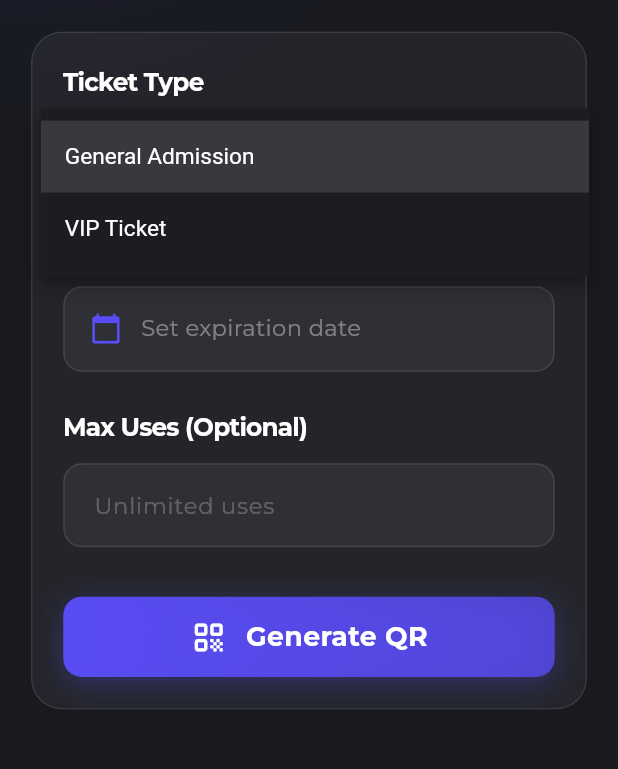
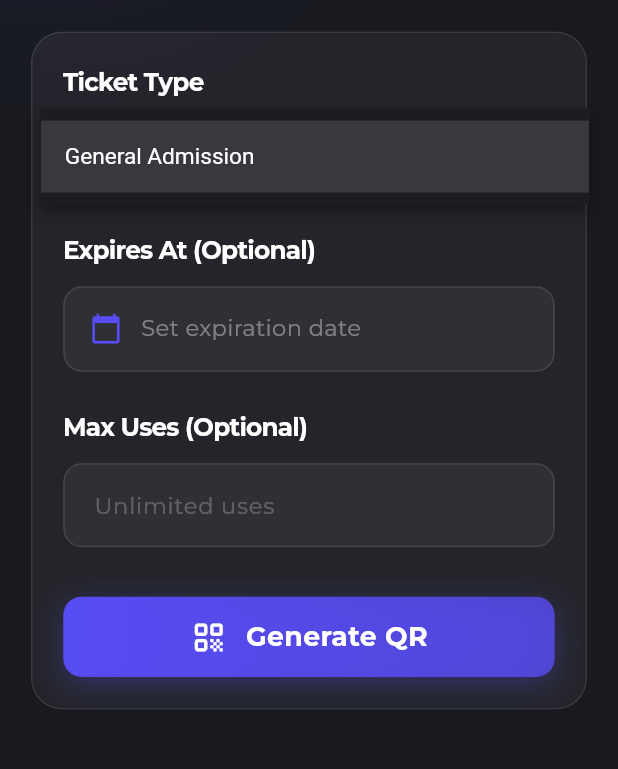
Before and after one commit to usamarazzaq492/event_app, a Flutter app: the GeneratePaymentQrScreen screen opened directly with empty values, after a tap on "General Admission", on a phone screen of 412 x 824 dp, the part 212-981 px from its top. Run offline on Flutter 3.47's test engine with Material 3 defaults, Android fonts, the phone set to English and light mode, and no system bars; our stand-ins replace app_links, cached_network_image, font_awesome_flutter, geocoding, geolocator, get and 12 more; missing offline and left inert: media_store_plus, mobile_scanner; accounts and stored records are empty; network calls fail.

Commit message:
Update ticket tiers, payment QR flow, refresh bug fixes, and bugfixes

```diff
--- a/event_app-main/lib/MVVM/View/CreateAd/all_ads_screen.dart
+++ b/event_app-main/lib/MVVM/View/CreateAd/all_ads_screen.dart
@@ -27,8 +27,8 @@ class _AllAdsScreenState extends State<AllAdsScreen> with RefreshOnNavigation {
   final authViewModel = Get.put(AuthViewModel());
 
   @override
-  void refreshData() {
-    adVM.fetchAds();
+  Future<void> refreshData() async {
+    await adVM.fetchAds();
   }
 
   @override
--- a/event_app-main/lib/MVVM/View/PaymentQr/generate_payment_qr_screen.dart
+++ b/event_app-main/lib/MVVM/View/PaymentQr/generate_payment_qr_screen.dart
@@ -2,6 +2,7 @@ import 'dart:convert';
 import 'dart:ui' as ui;
 import 'dart:ui';
 import 'package:event_app/Services/payment_qr_service.dart';
+import 'package:event_app/Services/event_service.dart' as event_service;
 import 'package:event_app/app/config/app_colors.dart';
 import 'package:event_app/app/config/app_text_style.dart';
 import 'package:event_app/utils/haptic_utils.dart';
@@ -31,12 +32,14 @@ class _GeneratePaymentQrScreenState extends State<GeneratePaymentQrScreen> {
   final TextEditingController _expiresAtController = TextEditingController();
   final TextEditingController _maxUsesController = TextEditingController();
 
-  String? _selectedTicketType = 'general';
+  String? _selectedTicketType;
   DateTime? _selectedExpiresAt;
   int? _maxUses;
   bool _isGenerating = false;
   bool _isLoadingQrCodes = false;
+  bool _isLoadingTiers = false;
   List<dynamic> _existingQrCodes = [];
+  List<dynamic> _ticketTiers = [];
   Map<String, dynamic>? _newQrData;
   String? _errorMessage;
   String? _successMessage;
@@ -45,6 +48,7 @@ class _GeneratePaymentQrScreenState extends State<GeneratePaymentQrScreen> {
   void initState() {
     super.initState();
     _loadExistingQrCodes();
+    _loadTicketTiers();
   }
 
   @override
@@ -254,6 +258,13 @@ class _GeneratePaymentQrScreenState extends State<GeneratePaymentQrScreen> {
   }
 
   Widget _buildDropdown() {
+    if (_isLoadingTiers) {
+      return const Padding(
+        padding: EdgeInsets.symmetric(vertical: 20),
+        child: Center(child: CircularProgressIndicator()),
+      );
+    }
+
     return Container(
       decoration: BoxDecoration(
         color: Colors.white.withValues(alpha: 0.05),
@@ -269,11 +280,14 @@ class _GeneratePaymentQrScreenState extends State<GeneratePaymentQrScreen> {
           border: InputBorder.none,
         ),
         style: TextStyle(color: Colors.white, fontSize: 11.sp),
-        items: const [
-          DropdownMenuItem(value: 'general', child: Text('General Admission')),
-          DropdownMenuItem(value: 'vip', child: Text('VIP Ticket')),
-        ],
+        items: _ticketTiers.map((tier) {
+          return DropdownMenuItem<String>(
+            value: tier['tierId'].toString(),
+            child: Text(tier['tierName']),
+          );
+        }).toList(),
         onChanged: (value) => setState(() => _selectedTicketType = value),
+        hint: const Text('Select a ticket tier', style: TextStyle(color: Colors.white38)),
       ),
     );
   }
@@ -447,6 +461,41 @@ class _GeneratePaymentQrScreenState extends State<GeneratePaymentQrScreen> {
     }
   }
 
+  Future<void> _loadTicketTiers() async {
+    setState(() {
+      _isLoadingTiers = true;
+    });
+    try {
+      final eventServiceInstance = event_service.EventService();
+      final tiers = await eventServiceInstance.fetchEventTiers(widget.eventId);
+      setState(() {
+        if (tiers.isNotEmpty) {
+          _ticketTiers = tiers.map((t) => {
+            'tierId': t.tierId,
+            'tierName': '${t.tierName} (\$${t.price})'
+          }).toList();
+        } else {
+          _ticketTiers = [
+            {'tierId': -1, 'tierName': 'General Admission'}
+          ];
+        }
+        if (_ticketTiers.isNotEmpty) {
+          _selectedTicketType = _ticketTiers.first['tierId'].toString();
+        }
+        _isLoadingTiers = false;
+      });
+    } catch (e) {
+      debugPrint('Error loading ticket tiers: $e');
+      setState(() {
+        _ticketTiers = [
+          {'tierId': -1, 'tierName': 'General Admission'}
+        ];
+        _selectedTicketType = '-1';
+        _isLoadingTiers = false;
+      });
+    }
+  }
+
   Widget _buildHeader() {
     return ClipRRect(
       child: BackdropFilter(
@@ -550,7 +599,7 @@ class _GeneratePaymentQrScreenState extends State<GeneratePaymentQrScreen> {
                 _buildTicketTypeBadge(qrData['ticketType']),
                 SizedBox(height: 1.5.h),
                 Text(
-                  'USD ${qrData['price'].toStringAsFixed(2)}',
+                  'USD ${double.parse(qrData['price'].toString()).toStringAsFixed(2)}',
                   style: TextStyle(
                     fontSize: 16.sp,
                     color: Colors.black,
@@ -658,7 +707,7 @@ class _GeneratePaymentQrScreenState extends State<GeneratePaymentQrScreen> {
     }
 
     final qrString = qrDataMap['web'] ?? (qrDataMap['app'] ?? qrCodeData);
-    final ticketType = qr['ticketType'] ?? 'general';
+    final ticketType = qrDataMap['ticketType'] ?? qr['ticketType'] ?? 'general';
     final currentUses = qr['currentUses'] ?? 0;
     final maxUses = qr['maxUses'];
     final expiresAt = qr['expiresAt'];
@@ -783,7 +832,7 @@ class _GeneratePaymentQrScreenState extends State<GeneratePaymentQrScreen> {
 
       final response = await _qrService.generatePaymentQr(
         eventId: widget.eventId,
-        ticketType: _selectedTicketType!,
+        tierId: _selectedTicketType!,
         expiresAt: expiresAtString,
         maxUses: _maxUses,
       );
--- a/event_app-main/lib/MVVM/View/ProfileScreen/profile_screen.dart
+++ b/event_app-main/lib/MVVM/View/ProfileScreen/profile_screen.dart
@@ -55,10 +55,10 @@ class _ProfileScreenState extends State<ProfileScreen>
   AuthViewModel get authViewModel => Get.put(AuthViewModel());
 
   @override
-  void refreshData() {
+  Future<void> refreshData() async {
     if (mounted && authViewModel.isLoggedIn.value) {
-      controller.fetchUserProfile();
-      adVM.fetchAds();
+      await controller.fetchUserProfile();
+      await adVM.fetchAds();
     }
   }
 
--- a/event_app-main/lib/MVVM/View/ProfileScreen/public_profile_screen.dart
+++ b/event_app-main/lib/MVVM/View/ProfileScreen/public_profile_screen.dart
@@ -52,8 +52,8 @@ class _PublicProfileScreenState extends State<PublicProfileScreen>
   ];
 
   @override
-  void refreshData() {
-    loadProfile();
+  Future<void> refreshData() async {
+    await loadProfile();
   }
 
   Future<void> loadProfile() async {
--- a/event_app-main/lib/MVVM/View/Promotion/select_event_to_promote_screen.dart
+++ b/event_app-main/lib/MVVM/View/Promotion/select_event_to_promote_screen.dart
@@ -28,8 +28,8 @@ class _SelectEventToPromoteScreenState extends State<SelectEventToPromoteScreen>
   Timer? _timer;
 
   @override
-  void refreshData() {
-    eventController.getMyEvents();
+  Future<void> refreshData() async {
+    await eventController.getMyEvents();
   }
 
   @override
--- a/event_app-main/lib/MVVM/View/exploreevent/create_event.dart
+++ b/event_app-main/lib/MVVM/View/exploreevent/create_event.dart
@@ -32,6 +32,7 @@ class _CreateEventState extends State<CreateEvent> {
   final sdateController = TextEditingController();
   final edateController = TextEditingController();
   final liveStreamController = TextEditingController();
+  final priceController = TextEditingController();
 
   String _startTime = 'Start Time';
   String _endTime = 'End Time';
@@ -148,6 +149,9 @@ class _CreateEventState extends State<CreateEvent> {
                               _buildInputField('Description', descController,
                                   'Event Description',
                                   maxLines: 4),
+                              _buildInputField(
+                                  'Base Price (Optional)', priceController, 'e.g. 5.00',
+                                  keyboardType: const TextInputType.numberWithOptions(decimal: true)),
                               _buildInputField(
                                   'Category', categoryController, 'Category'),
                               _buildInputField(
@@ -721,6 +725,7 @@ class _CreateEventState extends State<CreateEvent> {
         liveStreamUrl: liveStreamController.text.isNotEmpty
             ? liveStreamController.text
             : null,
+        eventPrice: priceController.text.isNotEmpty ? priceController.text : null,
       );
       _showBanner('Event created successfully', color: AppColors.blueColor);
     } else if (imageFile == null) {
--- a/event_app-main/lib/MVVM/View/notification/notification_screen.dart
+++ b/event_app-main/lib/MVVM/View/notification/notification_screen.dart
@@ -25,8 +25,8 @@ class _NotificationScreenState extends State<NotificationScreen>
   final NotificationViewModel viewModel = Get.put(NotificationViewModel());
 
   @override
-  void refreshData() {
-    viewModel.fetchNotifications();
+  Future<void> refreshData() async {
+    await viewModel.fetchNotifications();
   }
 
   String getTimeAgo(String? dateString) {
--- a/event_app-main/lib/MVVM/view_model/event_view_model.dart
+++ b/event_app-main/lib/MVVM/view_model/event_view_model.dart
@@ -295,6 +295,7 @@ class EventController extends GetxController {
     String? eventLongitude,
     required File eventImage,
     String? liveStreamUrl,
+    String? eventPrice,
   }) async {
     try {
       isLoading.value = true;
@@ -313,6 +314,7 @@ class EventController extends GetxController {
         longitude: eventLongitude,
         eventimage: eventImage.path,
         liveStreamUrl: liveStreamUrl,
+        eventPrice: eventPrice,
       );
 
       final data = json.decode(response.body);
@@ -368,6 +370,7 @@ class EventController extends GetxController {
     String? longitude,
     required File? image,
     String? liveStreamUrl,
+    String? eventPrice,
   }) async {
     try {
       isLoading.value = true;
@@ -385,8 +388,9 @@ class EventController extends GetxController {
         eventstate: state,
         latitude: latitude,
         longitude: longitude,
-        eventImage: image,
+        image: image,
         liveStreamUrl: liveStreamUrl,
+        eventPrice: eventPrice,
       );
 
       final data = json.decode(response.body);
--- a/event_app-main/lib/Services/payment_qr_service.dart
+++ b/event_app-main/lib/Services/payment_qr_service.dart
@@ -8,7 +8,7 @@ class PaymentQrService {
   /// Generate payment QR code for an event (organizer only)
   Future<http.Response> generatePaymentQr({
     required int eventId,
-    required String ticketType,
+    required String tierId,
     String? expiresAt,
     int? maxUses,
   }) async {
@@ -17,7 +17,7 @@ class PaymentQrService {
     String? token = prefs.getString('token');
 
     final body = {
-      'ticket_type': ticketType,
+      'tier_id': int.parse(tierId),
       if (expiresAt != null) 'expires_at': expiresAt,
       if (maxUses != null) 'max_uses': maxUses,
     };
@@ -46,7 +46,7 @@ class PaymentQrService {
     final body = {
       'token': token,
       'event_id': eventId,
-      'ticket_type': ticketType,
+      'tier_id': int.tryParse(ticketType) ?? -1,
     };
 
     final response = await http.post(
--- a/event_app-main/lib/utils/refresh_on_navigation_mixin.dart
+++ b/event_app-main/lib/utils/refresh_on_navigation_mixin.dart
@@ -11,7 +11,7 @@ import 'package:flutter/material.dart';
 ///
 /// class _MyScreenState extends State<MyScreen> with RefreshOnNavigation {
 ///   @override
-///   void refreshData() {
+///   Future<void> refreshData() async {
 ///     // Call your refresh methods here
 ///     controller.fetchData();
 ///   }
@@ -22,7 +22,7 @@ mixin RefreshOnNavigation<T extends StatefulWidget> on State<T> {
   bool _hasRefreshed = false;
 
   /// Override this method to define what should be refreshed
-  void refreshData();
+  Future<void> refreshData();
 
   @override
   void initState() {
```
Also changed, not shown: event_app-main/lib/MVVM/View/EventDetailScreen/event_detail_screen.dart (+12 -9 lines), event_app-main/lib/MVVM/View/HomeScreen/home_screen.dart (+9 -4 lines), event_app-main/lib/MVVM/View/exploreevent/event_update_screen.dart (+23 -0 lines), event_app-main/lib/MVVM/View/ticketScreen/ticket_screen.dart (+8 -51 lines), event_app-main/lib/MVVM/view_model/invite_view_model.dart (+8 -1 lines), event_app-main/lib/MVVM/view_model/notification_view_model.dart (+10 -1 lines), event_app-main/lib/Services/event_service.dart (+12 -4 lines).
